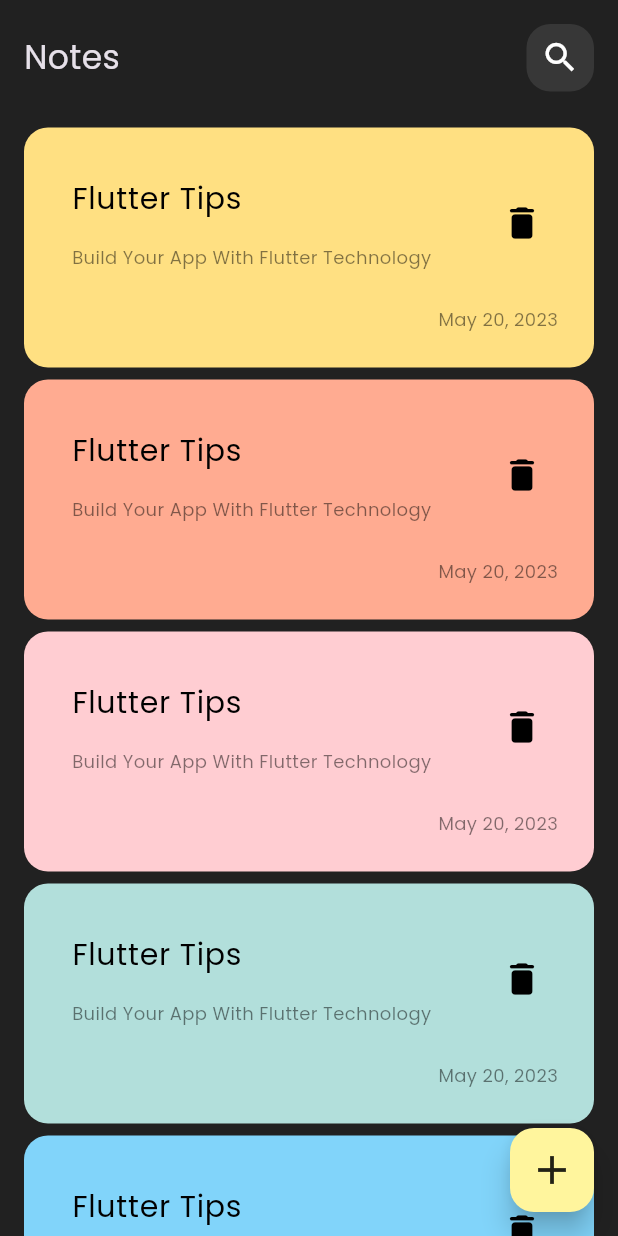
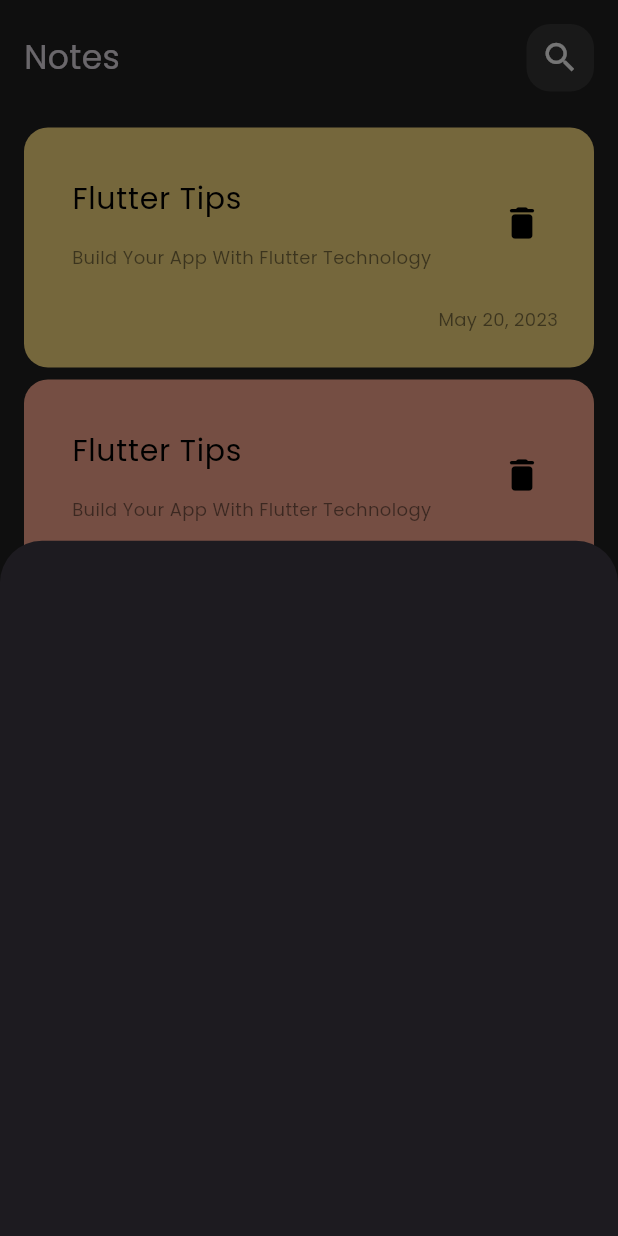
Before and after one commit to ahmedsami1/notes_app, a Flutter app: the screen it shows after launch, after a tap on the "add" icon, on a phone screen of 412 x 824 dp. Run offline on Flutter 3.47's test engine with Material 3 defaults, Android fonts, the phone set to English and light mode, and no system bars.

Commit message:
show modal bottom sheet

```diff
--- a/lib/views/notes_view.dart
+++ b/lib/views/notes_view.dart
@@ -1,4 +1,5 @@
 import 'package:flutter/material.dart';
+import 'package:note_app/views/widgets/add_note_bottom_sheet.dart';
 
 import 'package:note_app/views/widgets/notes_view_body.dart';
 
@@ -8,11 +9,16 @@ class NotesView extends StatelessWidget {
   @override
   Widget build(BuildContext context) {
     return Scaffold(
-      body: SafeArea(
-        child: NotesViewBody(),
-      ),
+      body: NotesViewBody(),
       floatingActionButton: FloatingActionButton(
-        onPressed: () {},
+        onPressed: () {
+          showModalBottomSheet(
+              context: context,
+              builder: (context){
+                return const AddNoteButtonSheet();
+              }
+          );
+        },
         backgroundColor: Color(0xFFFFF59D),
         elevation: 8.0,
         child: Icon(
--- /dev/null
+++ b/lib/views/widgets/add_note_bottom_sheet.dart
@@ -0,0 +1,10 @@
+import 'package:flutter/material.dart';
+
+class AddNoteButtonSheet extends StatelessWidget {
+  const AddNoteButtonSheet({super.key});
+
+  @override
+  Widget build(BuildContext context) {
+    return Container();
+  }
+}
--- a/lib/views/widgets/custom_note_item.dart
+++ b/lib/views/widgets/custom_note_item.dart
@@ -10,7 +10,7 @@ class NoteItem extends StatelessWidget {
   @override
   Widget build(BuildContext context) {
     return Padding(
-      padding: const EdgeInsets.only(top: 8.0),
+      padding: const EdgeInsets.only(top: 8.0,),
       child: Container(
         padding: EdgeInsets.only(top: 24.0, bottom: 24.0, left: 16.0,),
         decoration: BoxDecoration(
--- a/lib/views/widgets/notes_list_view.dart
+++ b/lib/views/widgets/notes_list_view.dart
@@ -22,10 +22,14 @@ class NotesListView extends StatelessWidget {
   @override
   Widget build(BuildContext context) {
     return Expanded(
-      child: ListView.builder(
-        physics: BouncingScrollPhysics(),
-        itemBuilder: (context, index) => NoteItem(color: colors[index],),
-        itemCount: 10,
+      child: Padding(
+        padding: const EdgeInsets.symmetric(vertical: 16.0),
+        child: ListView.builder(
+          padding: EdgeInsets.zero,
+          physics: BouncingScrollPhysics(),
+          itemBuilder: (context, index) => NoteItem(color: colors[index],),
+          itemCount: 10,
+        ),
       ),
     );
   }
--- a/lib/views/widgets/notes_view_body.dart
+++ b/lib/views/widgets/notes_view_body.dart
@@ -10,14 +10,15 @@ class NotesViewBody extends StatelessWidget {
 
   @override
   Widget build(BuildContext context) {
-    return Padding(
+    return SafeArea(
+      child: Padding(
         padding: const EdgeInsets.only(left: 16.0, right: 16.0,top: 16.0),
         child: Column(
           children: [
             CustomAppBar(),
-          SizedBox(height: 16.0,),
             NotesListView()
           ],
+        ),
       ),
     );
   }
```
Lines whose indentation alone changed are shown as unchanged.
